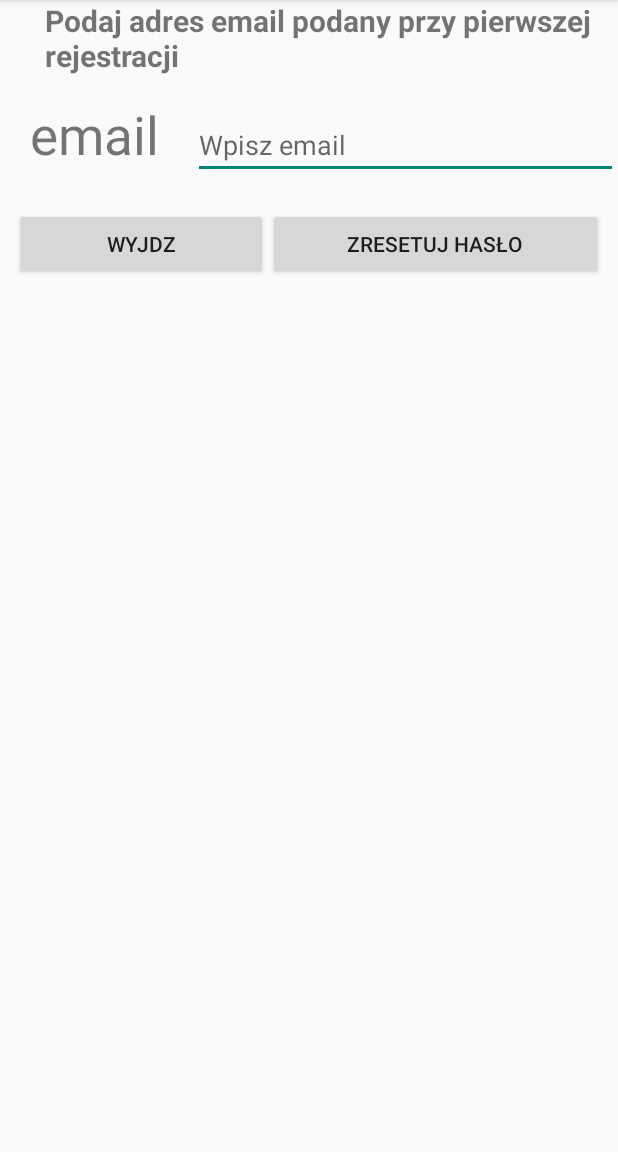
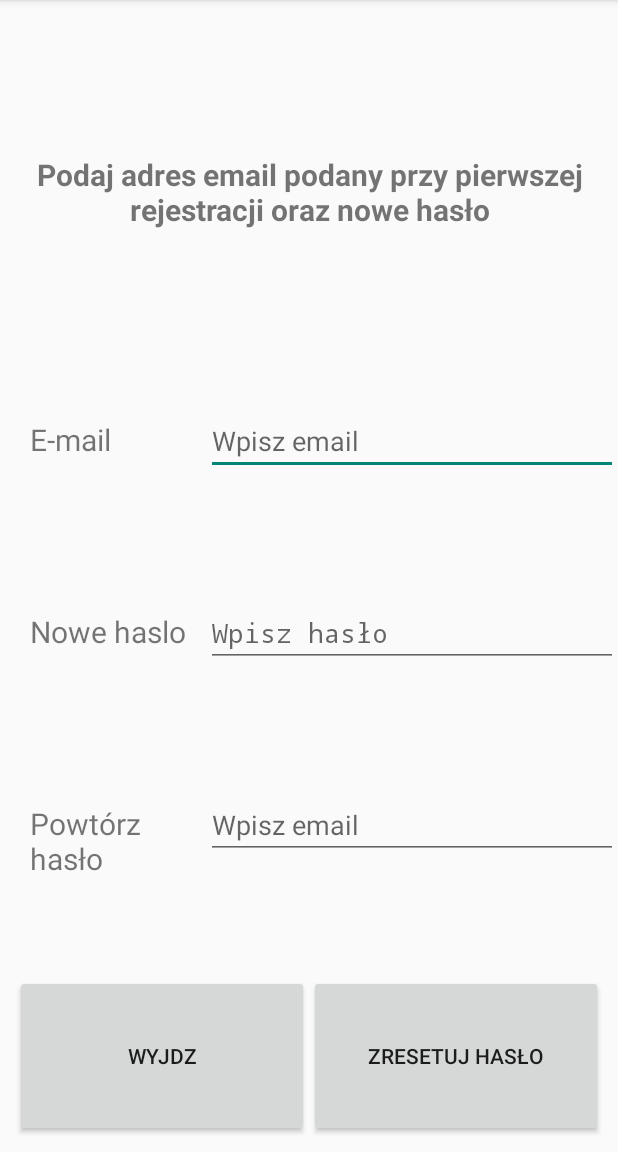
Before and after one commit to gugu93/PoznawajkaMobile, an Android app: the layout reset_password.xml on its own in the app's theme, with its tools: preview values and no code run, on a phone screen of 412 x 824 dp, the part 84-1236 px from its top. Run offline under Robolectric (Android 15) with nearby library versions, the phone set to English and light mode, and no system bars.

Commit message:
Poprawki w layoutach

```diff
--- a/Application/app/src/main/res/layout/reset_password.xml
+++ b/Application/app/src/main/res/layout/reset_password.xml
@@ -1,27 +1,22 @@
 <?xml version="1.0" encoding="utf-8"?>
 
-<RelativeLayout xmlns:android="http://schemas.android.com/apk/res/android"
-    android:orientation="vertical" android:layout_width="match_parent"
+<LinearLayout
+    xmlns:android="http://schemas.android.com/apk/res/android"
+    android:orientation="vertical"
+    android:layout_width="match_parent"
     android:layout_height="match_parent">
 
 
-    ImageView
-        android:layout_width="match_parent"
-        android:layout_height="400px"
-        android:id="@+id/imageView2"
-        android:layout_alignParentTop="true"
-        android:layout_centerHorizontal="true"
-        android:src="#56221819" />
-
     <TextView
         android:layout_width="wrap_content"
-        android:layout_height="wrap_content"
-        android:text="Podaj adres email podany przy pierwszej rejestracji"
+        android:layout_height="0dp"
+        android:text="Podaj adres email podany przy pierwszej rejestracji oraz nowe hasło"
         android:textSize="20dp"
+        android:layout_weight="6"
         android:textStyle="bold"
-        android:paddingLeft="30dp"
+        android:padding="10dp"
+        android:gravity="center"
         android:id="@+id/textView"
-        android:layout_below="@+id/imageView2"
         android:layout_centerHorizontal="true" />
 
     <LinearLayout
@@ -29,27 +24,28 @@
         android:layout_width="match_parent"
         android:id="@+id/emailLin"
         android:paddingTop="15dp"
+        android:layout_weight="3"
         android:paddingLeft="20dp"
-        android:layout_height="wrap_content"
+        android:layout_height="0dp"
         android:layout_below="@+id/textView"
         android:layout_centerHorizontal="true">
 
     <TextView
-        android:layout_width="wrap_content"
+        android:layout_width="0dp"
         android:layout_height="wrap_content"
-        android:text="email"
-        android:textSize="35dp"
-        android:layout_weight="0.25"/>
+        android:text="E-mail"
+        android:textSize="20dp"
+        android:layout_weight="0.3"/>
 
     <EditText
-            android:layout_width="wrap_content"
+            android:layout_width="0dp"
             android:layout_height="wrap_content"
             android:inputType="text"
             android:hint="Wpisz email"
             android:ems="10"
             android:textSize="18dp"
             android:id="@+id/editTextEmail"
-            android:layout_weight="0.75"/>
+            android:layout_weight="0.7"/>
     </LinearLayout>
 
 
@@ -58,60 +54,84 @@
         android:layout_width="match_parent"
         android:id="@+id/passwordLIn"
         android:paddingTop="15dp"
+        android:layout_weight="3"
         android:paddingLeft="20dp"
-        android:layout_height="wrap_content"
+        android:layout_height="0dp"
         android:layout_below="@+id/emailLin"
         android:layout_centerHorizontal="true">
 
-        TextView
-            android:layout_width="wrap_content"
+        <TextView
+            android:layout_width="0dp"
             android:layout_height="wrap_content"
-            android:text="haslo"
-            android:textSize="35dp"
-            android:layout_weight="0.25"/>
+            android:text="Nowe haslo"
+            android:textSize="20dp"
+            android:layout_weight="0.3"/>
 
-        EditText
-            android:layout_width="wrap_content"
+        <EditText
+            android:layout_width="0dp"
             android:layout_height="wrap_content"
-            android:inputType="text"
+            android:inputType="textPassword"
             android:hint="Wpisz hasło"
             android:ems="10"
             android:textSize="18dp"
             android:id="@+id/editTextPassword"
-            android:layout_weight="0.75"/>
+            android:layout_weight="0.7"/>
     </LinearLayout>
 
     <LinearLayout
         android:orientation="horizontal"
         android:layout_width="match_parent"
-        android:layout_height="wrap_content"
+        android:id="@+id/passwordLIn2"
+        android:layout_weight="3"
+        android:paddingTop="15dp"
+        android:paddingLeft="20dp"
+        android:layout_height="0dp"
         android:layout_below="@+id/passwordLIn"
+        android:layout_centerHorizontal="true">
+
+        <TextView
+            android:layout_width="0dp"
+            android:layout_height="wrap_content"
+            android:text="Powtórz hasło"
+            android:textSize="20dp"
+            android:layout_weight="0.3"/>
+
+        <EditText
+            android:layout_width="0dp"
+            android:layout_height="wrap_content"
+            android:inputType="text"
+            android:hint="Wpisz email"
+            android:ems="10"
+            android:textSize="18dp"
+            android:id="@+id/editTextPassword2"
+            android:layout_weight="0.7"/>
+    </LinearLayout>
+
+    <LinearLayout
+        android:orientation="horizontal"
+        android:layout_width="match_parent"
+        android:layout_weight="3"
+        android:layout_height="0dp"
+        android:layout_below="@+id/passwordLIn2"
         android:id="@+id/buttons"
         android:padding="10dp"
         android:layout_centerHorizontal="true">
 
         <Button
-            android:layout_width="wrap_content"
-            android:layout_height="wrap_content"
+            android:layout_width="match_parent"
+            android:layout_height="match_parent"
             android:text="Wyjdz"
             android:id="@+id/buttonExitReset"
             android:layout_weight="1"/>
 
         <Button
-            android:layout_width="wrap_content"
-            android:layout_height="wrap_content"
+            android:layout_width="match_parent"
+            android:layout_height="match_parent"
             android:text="Zresetuj hasło"
             android:id="@+id/button2"
             android:layout_weight="1"/>
     </LinearLayout>
 
-    <LinearLayout
-        android:layout_width="match_parent"
-        android:layout_height="wrap_content"
-        android:orientation="vertical"
-        android:layout_below="@id/buttons">
 
 
-        </LinearLayout>
-
-</RelativeLayout>
+</LinearLayout>
```
Also changed, not shown: Application/app/src/main/java/com/example/kml/poznawajkamobile/ProfileActivity.java (+1 -8 lines), Application/app/src/main/res/layout/main.xml (+23 -17 lines), Application/app/src/main/res/layout/register.xml (+64 -28 lines), 1 other file.
